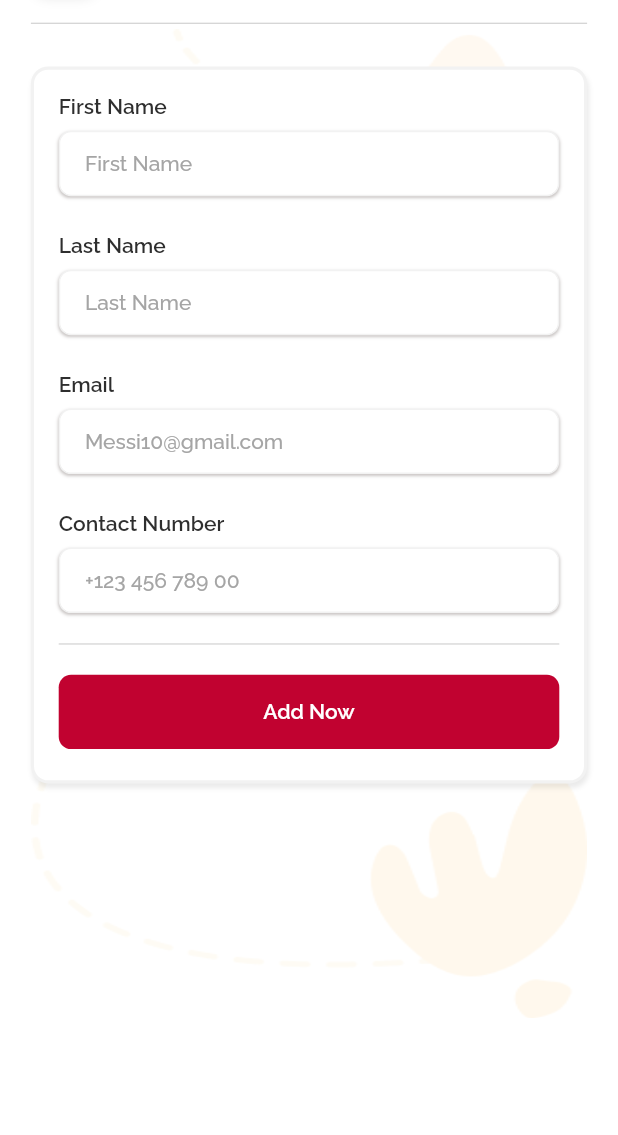
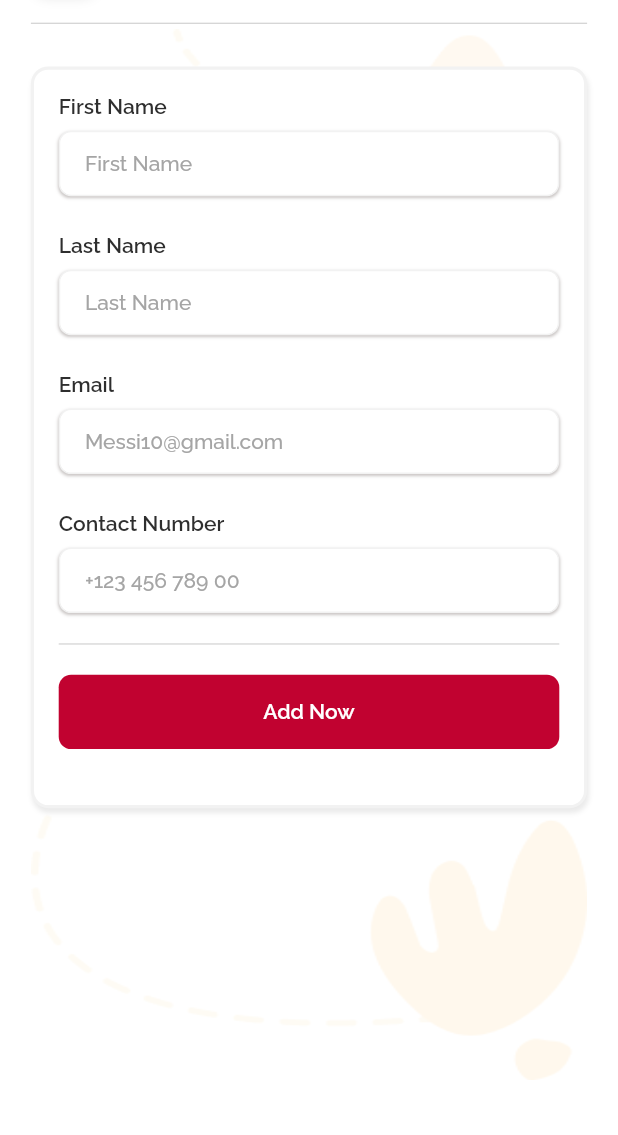
Before and after one commit to App-Jinn-byte/we_skool_app, a Flutter app: the AddCaregivers screen opened directly, on a phone screen of 412 x 824 dp, the part 101-1236 px from its top. Run offline on Flutter 3.47's test engine with Material 2 defaults, Android fonts, the phone set to English and light mode, and no system bars; our stand-ins replace buttons_tabbar, carousel_slider, dotted_border, fluttertoast, lottie, pin_input_text_field and 2 more; missing offline and left inert: date_time_format, flutter_animated_dialog; accounts and stored records are empty.

Commit message:
UI Fixes

```diff
--- a/lib/screens/add_caregivers/add_caregivers.dart
+++ b/lib/screens/add_caregivers/add_caregivers.dart
@@ -36,7 +36,7 @@ class _AddCaregiversState extends State<AddCaregivers> {
                     Navigator.pop(context);
                   }),
               Container(
-                height: sizes!.height * 0.80,
+                height: sizes!.height * 0.85,
                 margin: EdgeInsets.symmetric(horizontal: getWidth() * 0.05),
                 decoration: const BoxDecoration(
                   image: DecorationImage(
@@ -47,7 +47,7 @@ class _AddCaregiversState extends State<AddCaregivers> {
 
                   children: [
                     SizedBox(height: getHeight()*0.03,),
-                    _addcaregiverscomponents.myAddCaregiver(height: getHeight()*0.58),
+                    _addcaregiverscomponents.myAddCaregiver(height: getHeight()*0.6),
 
 
                   ],
--- a/lib/screens/bottomTab/pages/home/home_components.dart
+++ b/lib/screens/bottomTab/pages/home/home_components.dart
@@ -175,7 +175,7 @@ class _BuilddrawersState extends State<Builddrawers> {
   bool istrue = false;
   List<String> menuNameList = [
     "We Classes",
-    "We Assessment",
+    "Assessment Report",
     "We Parents Resource",
     "We Consultation",
     "We Specials",
--- a/pubspec.yaml
+++ b/pubspec.yaml
@@ -17,7 +17,7 @@ publish_to: 'none' # Remove this line if you wish to publish to pub.dev
 # https://developer.apple.com/library/archive/documentation/General/Reference/InfoPlistKeyReference/Articles/CoreFoundationKeys.html
 # In Windows, build-name is used as the major, minor, and patch parts
 # of the product and file versions while build-number is used as the build suffix.
-version: 1.0.2+2
+version: 1.0.3+3
 
 environment:
   sdk: '>=2.18.2 <3.0.0'
```
